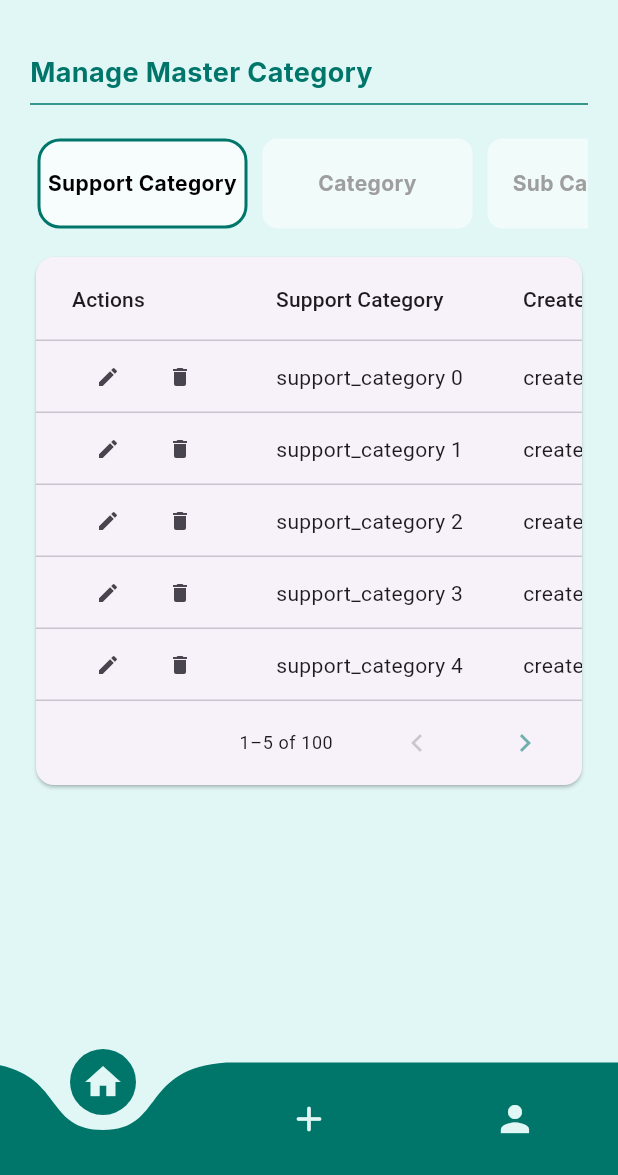
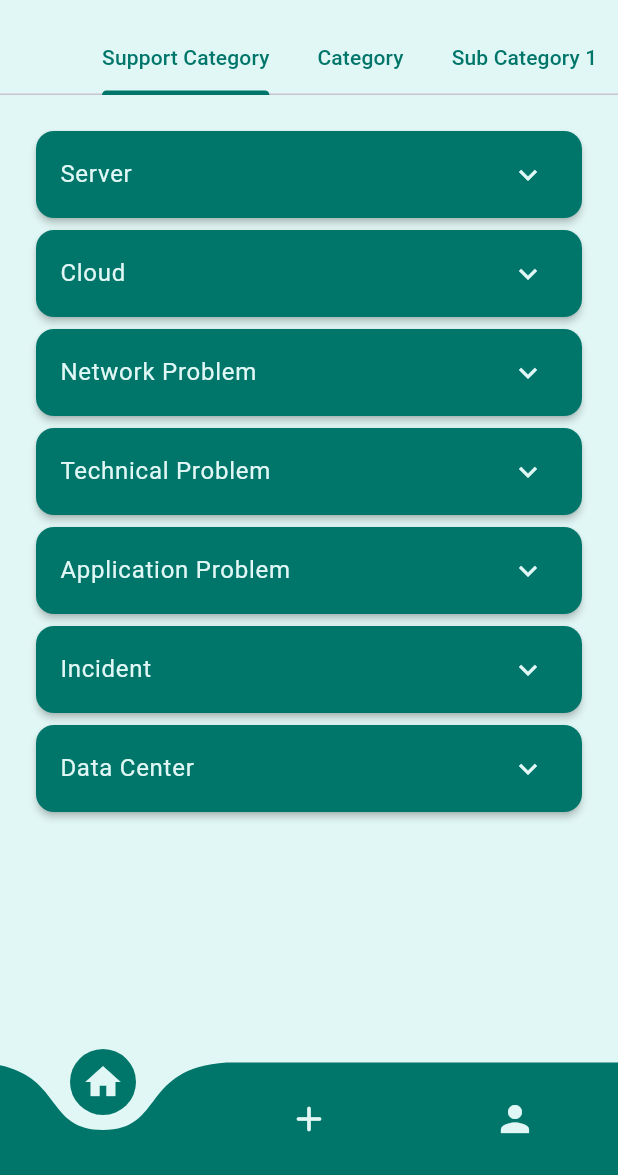
Before and after one commit to albertpurnawan/final_helpdesk, a Flutter app: the MasterCategoryPage screen opened by its route, on a phone screen of 412 x 824 dp, the part 61-1236 px from its top. Run offline on Flutter 3.47's test engine with Material 2 defaults, Android fonts, the phone set to English and light mode, and no system bars; drawn by our look-alikes of curved_navigation_bar; our stand-ins replace file_picker, get, google_fonts, lottie.

Commit message:
fix halaman master category

```diff
--- a/lib/pages/login_page.dart
+++ b/lib/pages/login_page.dart
@@ -21,6 +21,14 @@ class LoginPage extends StatelessWidget {
                 "assets/images/logo.png",
                 width: 150,
                 height: 150,
+              ),
+              Text(
+                "Helpdesk Mobile",
+                style: GoogleFonts.inter(
+                  color: secondaryColor,
+                  fontSize: 24,
+                  fontWeight: FontWeight.bold,
+                ),
               ),
               const SizedBox(
                 height: 80,
--- a/lib/pages/master_category_page.dart
+++ b/lib/pages/master_category_page.dart
@@ -1,6 +1,6 @@
 import 'package:flutter/material.dart';
-import 'package:google_fonts/google_fonts.dart';
 import 'package:helpdesk_skripsi/style.dart';
+import 'package:helpdesk_skripsi/tabs/category_tab.dart';
 import 'package:helpdesk_skripsi/util/appbar.dart';
 import 'package:helpdesk_skripsi/util/bottom_navbar.dart';
 
@@ -11,56 +11,6 @@ class MasterCategoryPage extends StatefulWidget {
   State<MasterCategoryPage> createState() => _MasterCategoryPageState();
 }
 
-class MasterCategoryData extends DataTableSource {
-  final List<Map<String, dynamic>> data = List.generate(
-    100,
-    (index) => {
-      "support_category": "support_category $index",
-      "created_by": "created_by $index",
-      "created_at": "created_at $index",
-      "updated_by": "updated_by $index",
-      "updated_at": "updated_at $index",
-    },
-  );
-
-  @override
-  DataRow? getRow(int index) {
-    return DataRow(cells: [
-      DataCell(Row(
-        children: [
-          IconButton(
-            icon: const Icon(Icons.edit, size: 16),
-            onPressed: () {
-              print('edit clicked');
-            },
-          ),
-          // const SizedBox(width: 5),
-          IconButton(
-            icon: const Icon(Icons.delete, size: 16),
-            onPressed: () {
-              print('delete clicked');
-            },
-          ),
-        ],
-      )),
-      DataCell(Text(data[index]['support_category'])),
-      DataCell(Text(data[index]['created_by'])),
-      DataCell(Text(data[index]['created_at'])),
-      DataCell(Text(data[index]['updated_by'])),
-      DataCell(Text(data[index]['updated_at'])),
-    ]);
-  }
-
-  @override
-  bool get isRowCountApproximate => false;
-
-  @override
-  int get rowCount => data.length;
-
-  @override
-  int get selectedRowCount => 0;
-}
-
 class _MasterCategoryPageState extends State<MasterCategoryPage> {
   List<String> tabItems = [
     "Support Category",
@@ -69,166 +19,72 @@ class _MasterCategoryPageState extends State<MasterCategoryPage> {
     "Sub Category 2"
   ];
 
-  final DataTableSource data = MasterCategoryData();
-
   int current = 0;
 
   @override
   Widget build(BuildContext context) {
-    return Scaffold(
+    return DefaultTabController(
+      length: 4,
+      child: Scaffold(
         backgroundColor: primaryColor,
         appBar: const MyAppBar(),
         // drawer: const MyDrawer(),
-      body: Container(
-        margin: const EdgeInsets.all(20),
-        width: double.infinity,
-        height: double.infinity,
-        // color: Colors.red,
-        child: Column(
-          crossAxisAlignment: CrossAxisAlignment.start,
+        body: Column(
           children: [
-            Text(
-              "Manage Master Category",
-              style: GoogleFonts.inter(
-                fontSize: 18,
-                fontWeight: FontWeight.bold,
+            TabBar(
+              physics: const BouncingScrollPhysics(),
+              indicatorColor: secondaryColor,
+              isScrollable: true,
+              tabs: [
+                Tab(
+                  child: Text(
+                    "Support Category",
+                    style: TextStyle(
                       color: secondaryColor,
                     ),
                   ),
-            Divider(
+                ),
+                Tab(
+                  child: Text(
+                    "Category",
+                    style: TextStyle(
                       color: secondaryColor,
-              thickness: 1,
-            ),
-            const SizedBox(
-              height: 10,
-            ),
-            SizedBox(
-              height: 70,
-              width: double.infinity,
-              child: ListView.builder(
-                itemCount: tabItems.length,
-                physics: const BouncingScrollPhysics(),
-                scrollDirection: Axis.horizontal,
-                itemBuilder: (context, index) {
-                  return GestureDetector(
-                    onTap: () {
-                      setState(() {
-                        current = index;
-                      });
-                    },
-                    child: AnimatedContainer(
-                      duration: const Duration(milliseconds: 300),
-                      margin: const EdgeInsets.all(5),
-                      width: 140,
-                      // height: 50,
-                      decoration: BoxDecoration(
-                        color:
-                            current == index ? Colors.white70 : Colors.white54,
-                        borderRadius: current == index
-                            ? BorderRadius.circular(15)
-                            : BorderRadius.circular(10),
-                        border: current == index
-                            ? Border.all(
-                                color: secondaryColor,
-                                width: 2,
-                              )
-                            : null,
-                      ),
-                      child: Center(
-                        child: Text(
-                          tabItems[index],
-                          style: GoogleFonts.inter(
-                            fontWeight: FontWeight.bold,
-                            color: current == index ? blackColor : Colors.grey,
-                          ),
-                          textAlign: TextAlign.center,
                     ),
                   ),
                 ),
-                  );
-                },
+                Tab(
+                  child: Text(
+                    "Sub Category 1",
+                    style: TextStyle(
+                      color: secondaryColor,
                     ),
                   ),
-
-            // MAIN BODY
-            // Container(
-            //   margin: const EdgeInsets.only(top: 20),
-            //   width: double.infinity,
-            //   height: 500,
-            //   color: Colors.white,
-            //   child: Column(
-            //     mainAxisAlignment: MainAxisAlignment.center,
-            //     children: [
-            //       Text(
-            //         tabItems[current],
-            //       ),
-            //     ],
-            //   ),
-            // ),
-            const SizedBox(height: 10),
-            PaginatedDataTable(
-                columns: const [
-                  DataColumn(label: Text("Actions")),
-                  DataColumn(label: Text("Support Category")),
-                  DataColumn(label: Text("Created By")),
-                  DataColumn(label: Text("Created At")),
-                  DataColumn(label: Text("Updated By")),
-                  DataColumn(label: Text("Updated At")),
-                ],
-                columnSpacing: 40,
-                rowsPerPage: 5,
-                // horizontalMargin: 20,
-                source: data,
-                arrowHeadColor: secondaryColor)
-            // SingleChildScrollView(
-            //   scrollDirection: Axis.horizontal,
-            //   child: DataTable(
-            //     decoration: BoxDecoration(
-            //       color: Colors.white,
-            //       borderRadius: BorderRadius.circular(10),
-            //     ),
-            //     columns: const [
-            //       DataColumn(label: Text("Actions")),
-            //       DataColumn(label: Text("Support Category")),
-            //       DataColumn(label: Text("Created By")),
-            //       DataColumn(label: Text("Created At")),
-            //       DataColumn(label: Text("Updated By")),
-            //       DataColumn(label: Text("Updated At")),
-            //     ],
-            //     rows: [
-            //       DataRow(
-            //         cells: [
-            //           DataCell(Row(
-            //             children: [
-            //               IconButton(
-            //                 icon: const Icon(Icons.edit),
-            //                 onPressed: () {
-            //                   print('edit clicked');
-            //                 },
-            //               ),
-            //               // const SizedBox(width: 5),
-            //               IconButton(
-            //                 icon: const Icon(Icons.delete),
-            //                 onPressed: () {
-            //                   print('delete clicked');
-            //                 },
-            //               ),
-            //             ],
-            //           )),
-            //           const DataCell(Text("Server")),
-            //           const DataCell(Text("MM04994")),
-            //           const DataCell(Text("7/27/2022, 11:10:04 AM")),
-            //           const DataCell(Text("MM04994")),
-            //           const DataCell(Text("7/27/2022, 11:10:04 AM")),
-            //         ],
-            //       ),
-            //     ],
-            //   ),
-            // )
+                ),
+                Tab(
+                  child: Text(
+                    "Sub Category 2",
+                    style: TextStyle(
+                      color: secondaryColor,
+                    ),
+                  ),
+                ),
               ],
             ),
+            const Expanded(
+              child: TabBarView(
+                physics: BouncingScrollPhysics(),
+                children: [
+                  CategoryTab(),
+                  CategoryTab(),
+                  CategoryTab(),
+                  CategoryTab(),
+                ],
+              ),
+            )
+          ],
         ),
         bottomNavigationBar: const BottomNavbar(),
+      ),
     );
   }
 }
--- /dev/null
+++ b/lib/tabs/category_tab.dart
@@ -0,0 +1,132 @@
+import 'package:flutter/material.dart';
+import 'package:helpdesk_skripsi/style.dart';
+
+class CategoryTab extends StatefulWidget {
+  const CategoryTab({super.key});
+
+  @override
+  State<CategoryTab> createState() => _CategoryTabState();
+}
+
+class _CategoryTabState extends State<CategoryTab> {
+  static List<String> categoryItems = [
+    "Server",
+    "Cloud",
+    "Network Problem",
+    "Technical Problem",
+    "Application Problem",
+    "Incident",
+    "Data Center"
+  ];
+
+  final List<Map<String, dynamic>> _items = List.generate(
+    7,
+    (index) => {
+      "id": index,
+      "title": categoryItems[index],
+      "created_by": "MG000$index",
+      "created_at": "15/11/2022",
+      "updated_by": "MG000$index",
+      "updated_at": "15/11/2022",
+    },
+  );
+
+  void _removeItem(int id) {
+    setState(() {
+      _items.removeWhere((element) => element['id'] == id);
+    });
+
+    ScaffoldMessenger.of(context).showSnackBar(
+      SnackBar(
+        content: Text("Item #$id has been removed"),
+        duration: const Duration(milliseconds: 500),
+      ),
+    );
+  }
+
+  @override
+  Widget build(BuildContext context) {
+    return Container(
+      // color: Colors.red,
+      child: Padding(
+        padding: const EdgeInsets.all(20),
+        child: ListView.builder(
+          itemCount: _items.length,
+          itemBuilder: (context, index) {
+            final item = _items[index];
+            return Card(
+              key: PageStorageKey(item['id']),
+              color: secondaryColor,
+              elevation: 2,
+              child: ExpansionTile(
+                collapsedIconColor: primaryColor,
+                iconColor: primaryColor,
+                childrenPadding: const EdgeInsets.all(5),
+                // expandedCrossAxisAlignment: CrossAxisAlignment.end,
+                title: Text(
+                  item['title'],
+                  style: TextStyle(color: primaryColor),
+                ),
+                children: [
+                  Column(
+                    children: [
+                      Row(
+                        mainAxisAlignment: MainAxisAlignment.spaceEvenly,
+                        children: [
+                          Text(
+                            "Created by: ${item['created_by']}",
+                            style: TextStyle(color: primaryColor),
+                          ),
+                          Text(
+                            "Created at: ${item['created_at']}",
+                            style: TextStyle(color: primaryColor),
+                          ),
+                        ],
+                      ),
+                      Row(
+                        mainAxisAlignment: MainAxisAlignment.spaceEvenly,
+                        children: [
+                          Text(
+                            "Updated by: ${item['updated_by']}",
+                            style: TextStyle(color: primaryColor),
+                          ),
+                          Text(
+                            "Updated at: ${item['updated_at']}",
+                            style: TextStyle(color: primaryColor),
+                          ),
+                        ],
+                      ),
+                      Row(
+                        mainAxisAlignment: MainAxisAlignment.end,
+                        children: [
+                          // BUTTON EDIT
+                          IconButton(
+                            onPressed: () {},
+                            icon: Icon(
+                              Icons.edit,
+                              color: primaryColor,
+                            ),
+                          ),
+                          // BUTTON DELETE
+                          IconButton(
+                            onPressed: () {
+                              _removeItem(index);
+                            },
+                            icon: Icon(
+                              Icons.delete,
+                              color: primaryColor,
+                            ),
+                          )
+                        ],
+                      )
+                    ],
+                  )
+                ],
+              ),
+            );
+          },
+        ),
+      ),
+    );
+  }
+}
```
Lines whose indentation alone changed are shown as unchanged.
